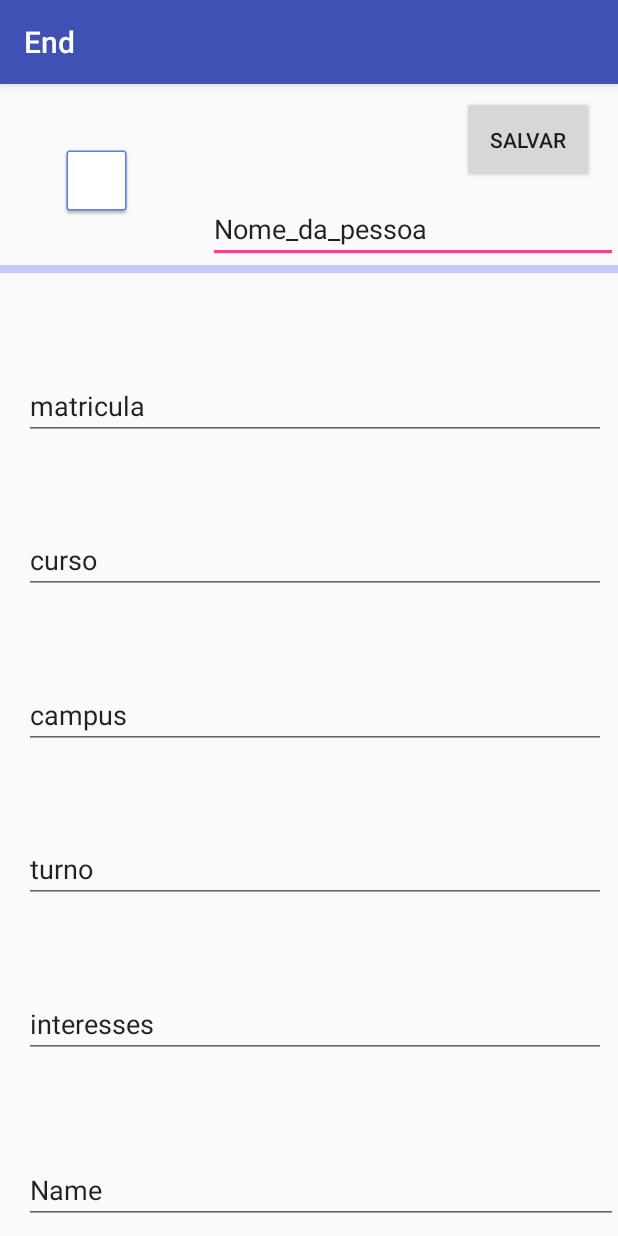
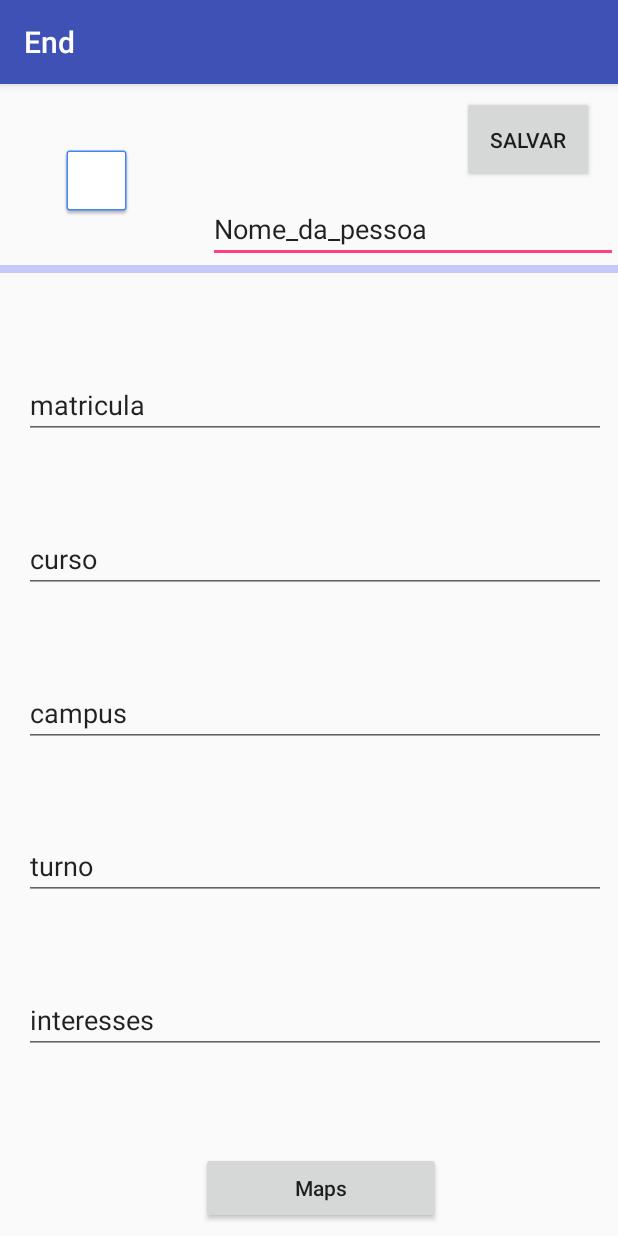
Before and after one commit to LORDBABUINO/end, an Android app: the MainActivity screen opened directly, with no data from a screen before it, after a tap on "SALVAR", on a phone screen of 412 x 824 dp. Run offline under Robolectric (Android 15) with nearby library versions, the phone set to English and light mode, and no system bars; our stand-ins replace Firebase (no records; nobody signed in at launch, a user with empty details on screens opened directly).

Commit message:
Maps btn & profile btn

```diff
--- a/app/src/main/java/ninja/soumuito/projetofinal/MainActivity.java
+++ b/app/src/main/java/ninja/soumuito/projetofinal/MainActivity.java
@@ -1,6 +1,7 @@
 package ninja.soumuito.projetofinal;
 
 
+import android.content.Intent;
 import android.support.v7.app.AppCompatActivity;
 import android.os.Bundle;
 import android.view.View;
@@ -13,7 +14,6 @@ import com.google.firebase.auth.FirebaseAuth;
 import com.google.firebase.database.DatabaseReference;
 import com.google.firebase.database.FirebaseDatabase;
 
-import java.lang.reflect.Array;
 import java.util.UUID;
 
 public class MainActivity extends AppCompatActivity {
@@ -41,7 +41,20 @@ public class MainActivity extends AppCompatActivity {
             }
         });
 
+        Button lostPass =  findViewById(R.id.maps_btn);
+        lostPass.setOnClickListener(new View.OnClickListener() {
+            @Override
+            public void onClick(View view) {
+                Intent lostPass = new Intent(MainActivity.this, MapsActivity.class);
+                startActivity(lostPass);     }
+        });
+
+
     }
+
+
+
+
 
     public void wirete() {
 
@@ -50,7 +63,7 @@ public class MainActivity extends AppCompatActivity {
         EditText curso = findViewById(R.id.curso);
         EditText campus = findViewById(R.id.campus);
         EditText interesses = findViewById(R.id.interesses);
-        EditText data_nsc = findViewById(R.id.data_nsc);
+
 
 
         Perfil alunos = new Perfil();
--- a/app/src/main/res/layout/activity_main.xml
+++ b/app/src/main/res/layout/activity_main.xml
@@ -99,21 +99,21 @@
         android:layout_marginEnd="8dp"
         android:layout_marginStart="16dp"
         android:text="interesses"
-        app:layout_constraintBottom_toTopOf="@+id/data_nsc"
+        app:layout_constraintBottom_toTopOf="@+id/maps_btn"
         app:layout_constraintEnd_toEndOf="parent"
         app:layout_constraintHorizontal_bias="0.166"
         app:layout_constraintStart_toStartOf="parent"
         app:layout_constraintTop_toBottomOf="@+id/turno" />
 
-    <EditText
-        android:id="@+id/data_nsc"
-        android:layout_width="0dp"
+    <Button
+        android:id="@+id/maps_btn"
+        android:layout_width="wrap_content"
         android:layout_height="wrap_content"
         android:layout_marginBottom="8dp"
         android:layout_marginStart="16dp"
         android:ems="10"
         android:inputType="textPersonName"
-        android:text="Name"
+        android:text="Maps"
         app:layout_constraintBottom_toBottomOf="parent"
         app:layout_constraintEnd_toEndOf="parent"
         app:layout_constraintStart_toStartOf="parent" />
```
Also changed, not shown: app/src/main/AndroidManifest.xml (+4 -5 lines).
